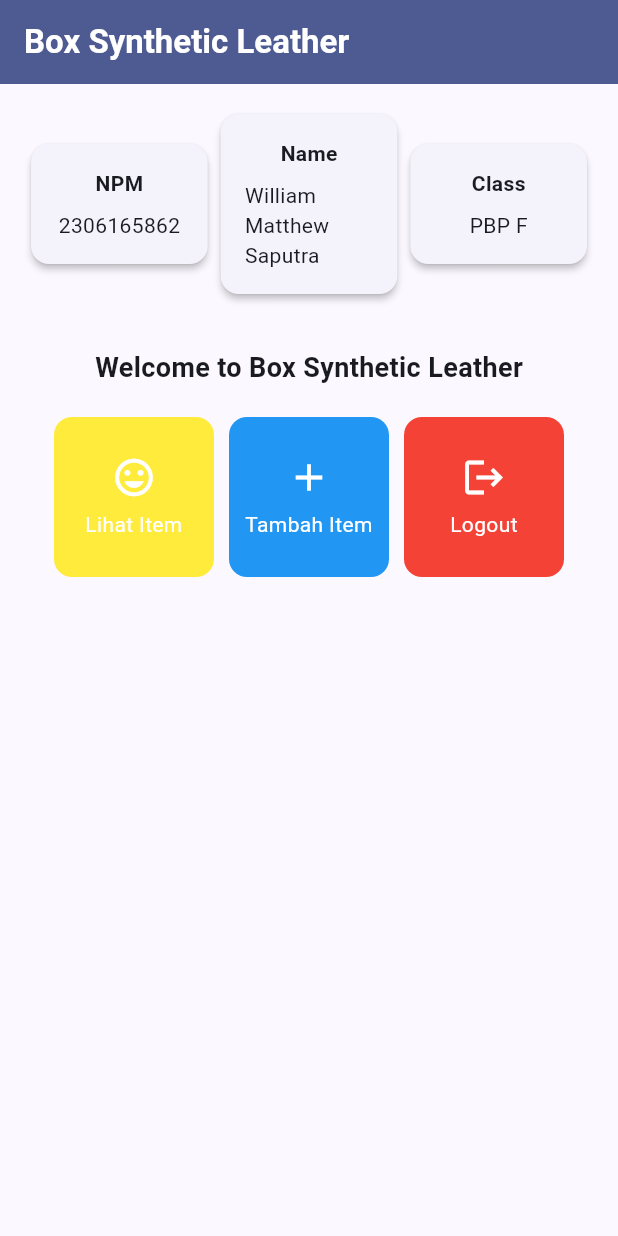
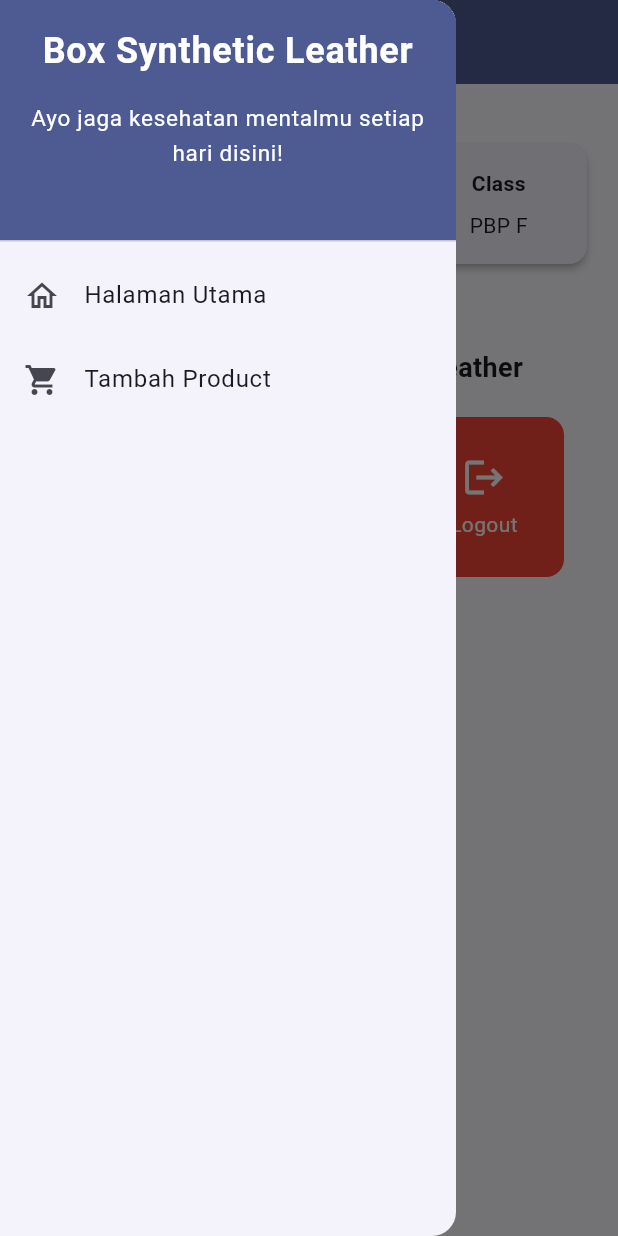
Before and after one commit to william-saputra/boxsyntheticleather-mobile, a Flutter app: the screen it shows after launch, with the side drawer open (before the commit the screen has no drawer), on a phone screen of 412 x 824 dp. Run offline on Flutter 3.47's test engine with Material 3 defaults, Android fonts, the phone set to English and light mode, and no system bars.

Commit message:
Tugas 8 done

```diff
--- a/lib/menu.dart
+++ b/lib/menu.dart
@@ -1,4 +1,7 @@
 import 'package:flutter/material.dart';
+import 'package:boxsyntheticleather/widgets/left_drawer.dart';
+import 'package:boxsyntheticleather/productentry_form.dart';
+
 
 class MyHomePage extends StatelessWidget {
   final String npm = '2306165862'; // NPM
@@ -7,8 +10,8 @@ class MyHomePage extends StatelessWidget {
   MyHomePage({super.key});
 
   final List<ItemHomepage> items = [
-    ItemHomepage("Lihat Item", Icons.mood),
-    ItemHomepage("Tambah Item", Icons.add),
+    ItemHomepage("Lihat Item", Icons.shopping_cart),
+    ItemHomepage("Tambah Product", Icons.add),
     ItemHomepage("Logout", Icons.logout),
   ];
 
@@ -24,7 +27,10 @@ class MyHomePage extends StatelessWidget {
           ),
         ),
         backgroundColor: Theme.of(context).colorScheme.primary,
+        iconTheme: const IconThemeData(color: Colors.white),
       ),
+      drawer: const LeftDrawer(),
+
       body: Padding(
         padding: const EdgeInsets.all(16.0),
         child: Column(
@@ -117,7 +123,7 @@ class ItemCard extends StatelessWidget {
     switch (item.name) {
       case "Lihat Item":
         return Colors.yellow;
-      case "Tambah Item":
+      case "Tambah Product":
         return Colors.blue;
       case "Logout":
         return Colors.red;
@@ -138,6 +144,10 @@ class ItemCard extends StatelessWidget {
             ..showSnackBar(
               SnackBar(content: Text("Kamu telah menekan tombol ${item.name}!")),
             );
+            if (item.name == "Tambah Product") {
+              Navigator.push(context,
+                MaterialPageRoute(builder: (context) => const ProductEntryFormPage()));
+            }
         },
         child: Container(
           padding: const EdgeInsets.all(8),
--- /dev/null
+++ b/lib/widgets/left_drawer.dart
@@ -0,0 +1,70 @@
+import 'package:boxsyntheticleather/productentry_form.dart';
+import 'package:flutter/material.dart';
+import 'package:boxsyntheticleather/menu.dart';
+
+class LeftDrawer extends StatelessWidget {
+  const LeftDrawer({super.key});
+
+  @override
+  Widget build(BuildContext context) {
+    return Drawer(
+      child: ListView(
+        children: [
+          DrawerHeader(
+            decoration: BoxDecoration(
+              color: Theme.of(context).colorScheme.primary,
+            ),
+            child: const Column(
+              children: [
+                Text(
+                  'Box Synthetic Leather',
+                  textAlign: TextAlign.center,
+                  style: TextStyle(
+                    fontSize: 24,
+                    fontWeight: FontWeight.bold,
+                    color: Colors.white,
+                  ),
+                ),
+                Padding(padding: EdgeInsets.all(8)),
+                Text(
+                  "Ayo jaga kesehatan mentalmu setiap hari disini!",
+                  textAlign: TextAlign.center,
+                  style: TextStyle(
+                    fontSize: 15,
+                    color: Colors.white,
+                    fontWeight: FontWeight.normal,
+                  ),
+                ),
+              ],
+            ),
+          ),
+          ListTile(
+            leading: const Icon(Icons.home_outlined),
+            title: const Text('Halaman Utama'),
+            // Bagian redirection ke MyHomePage
+            onTap: () {
+              Navigator.pushReplacement(
+                  context,
+                  MaterialPageRoute(
+                    builder: (context) => MyHomePage(),
+                  ));
+            },
+          ),
+          ListTile(
+            leading: const Icon(Icons.shopping_cart),
+            title: const Text('Tambah Product'),
+            // Bagian redirection ke MoodEntryFormPage
+            onTap: () {
+            Navigator.push(
+                context,
+                MaterialPageRoute(
+                  builder: (context) => const ProductEntryFormPage(),
+                ),
+              );
+            },
+          ),
+        ],
+      ),
+    );
+  }
+}
```
Also changed, not shown: lib/productentry_form.dart (added, +244 -0 lines), 1 other file.
